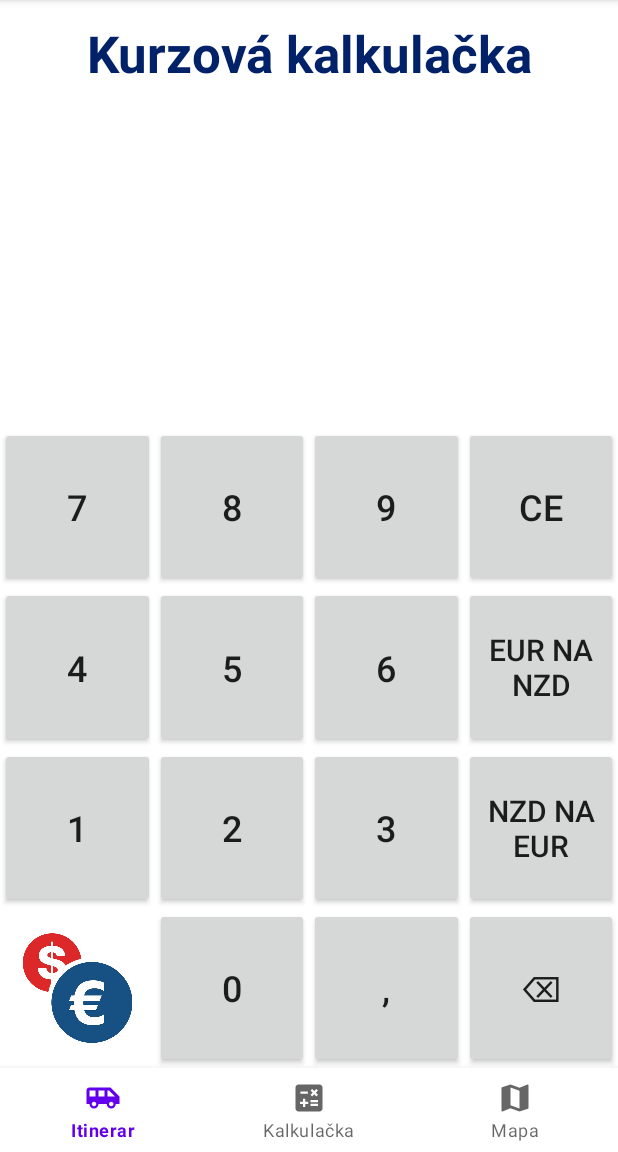
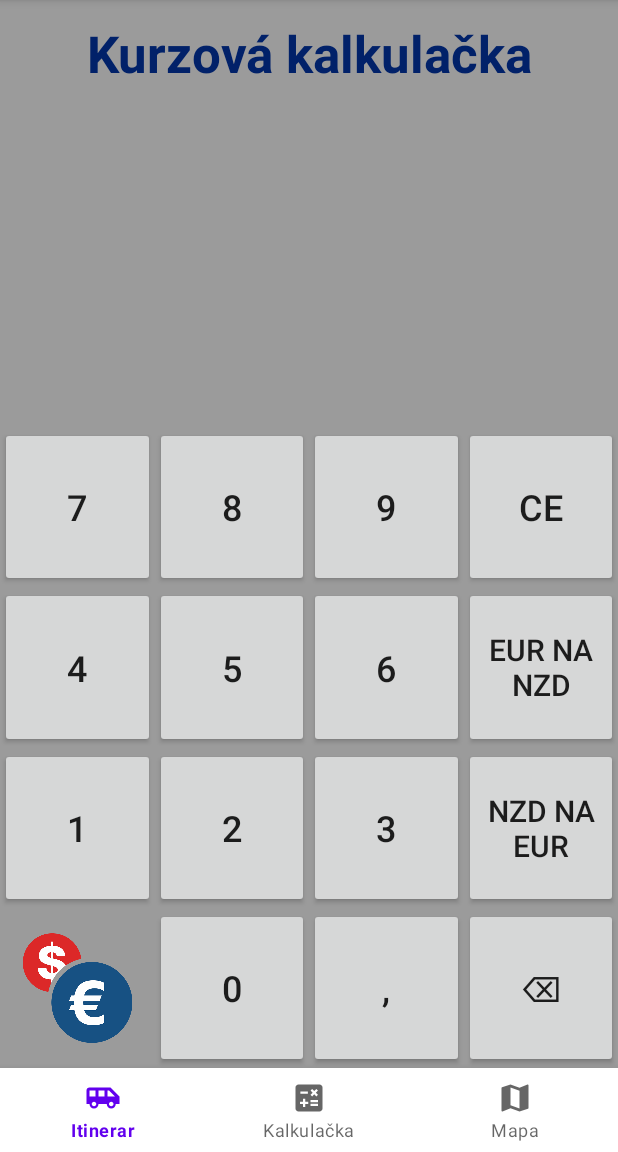
Before and after one commit to filipNestes/kotlin_app, an Android app: the SecondFragment screen opened through its navigation route, after a tap on "CE", on a phone screen of 412 x 824 dp, the part 84-1236 px from its top. Run offline under Robolectric (Android 15) with nearby library versions, the phone set to English and light mode, and no system bars; our stand-ins replace navigation-ui.

Commit message:
šede pozadie aplikacie

```diff
--- a/app/src/main/java/com/example/nztrip/SecondFragment.kt
+++ b/app/src/main/java/com/example/nztrip/SecondFragment.kt
@@ -123,7 +123,7 @@ class SecondFragment : Fragment(R.layout.fragment_second) {
             binding.currencyValue.text = ""
             binding.currencyResult.text = ""
             binding.currencyResult.setTextColor(Color.parseColor("#000000"));
-            binding.currencyResult.setBackgroundColor(Color.parseColor("#ffffff"));
+            binding.currencyResult.setBackgroundColor(Color.parseColor("#9b9b9b"));
         }
     }
 
--- a/app/src/main/res/layout/activity_main.xml
+++ b/app/src/main/res/layout/activity_main.xml
@@ -4,6 +4,7 @@
     xmlns:tools="http://schemas.android.com/tools"
     android:layout_width="match_parent"
     android:layout_height="match_parent"
+    android:background="@color/gray"
     tools:context=".MainActivity">
 
     <fragment
--- a/app/src/main/res/values/colors.xml
+++ b/app/src/main/res/values/colors.xml
@@ -7,4 +7,5 @@
     <color name="teal_700">#FF018786</color>
     <color name="black">#FF000000</color>
     <color name="white">#FFFFFFFF</color>
+    <color name="gray">#9b9b9b</color>
 </resources>
```
